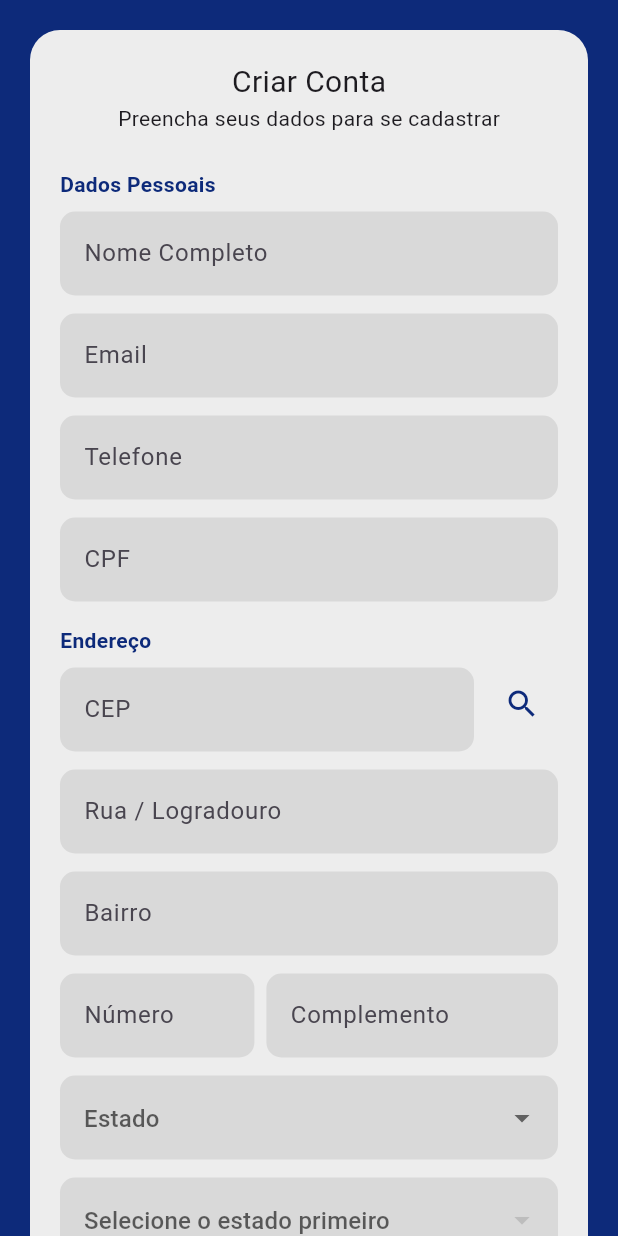
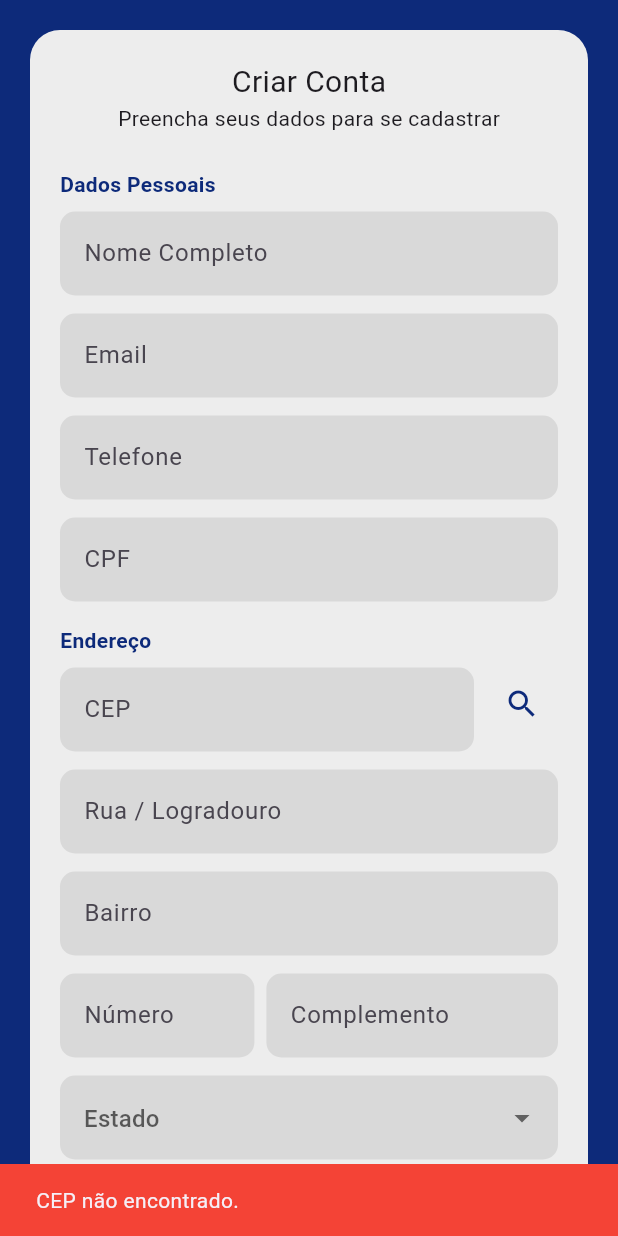
Before and after one commit to Tesch-MatheusG/BarraHotel_App01, a Flutter app: the SignupPage screen opened by its route, after a tap on the "search" icon, on a phone screen of 412 x 824 dp. Run offline on Flutter 3.47's test engine with Material 3 defaults, Android fonts, the light colour scheme and no system bars; our stand-ins replace cloud_firestore, firebase_auth, firebase_core, flutter_dotenv, mask_text_input_formatter; accounts and stored records are empty.

Commit message:
fix: corrigindo bug que travava app quando digitava o CEP errado.

```diff
--- a/src/lib/app/views/signup_page.dart
+++ b/src/lib/app/views/signup_page.dart
@@ -69,6 +69,17 @@ class _SignupPageState extends State<SignupPage> {
   bool _carregandoCep = false;
   bool _carregando = false;
 
+  void _mostrarCepNaoEncontrado() {
+    if (!mounted) return;
+
+    ScaffoldMessenger.of(context).showSnackBar(
+      const SnackBar(
+        content: Text('CEP não encontrado.'),
+        backgroundColor: Colors.red,
+      ),
+    );
+  }
+
   // Máscaras
   final _cpfMask = MaskTextInputFormatter(
     mask: '###.###.###-##',
@@ -96,6 +107,8 @@ class _SignupPageState extends State<SignupPage> {
         'https://servicodados.ibge.gov.br/api/v1/localidades/estados/$uf/municipios',
       ));
 
+      if (!mounted) return;
+
       if (response.statusCode == 200) {
         final List data = jsonDecode(response.body);
         setState(() {
@@ -103,18 +116,25 @@ class _SignupPageState extends State<SignupPage> {
         });
       }
     } catch (e) {
+      if (!mounted) return;
+
       ScaffoldMessenger.of(context).showSnackBar(
         const SnackBar(content: Text('Erro ao carregar municípios.')),
       );
     } finally {
-      setState(() => _carregandoMunicipios = false);
+      if (mounted) {
+        setState(() => _carregandoMunicipios = false);
+      }
     }
   }
 
   // Busca endereço pelo CEP via ViaCEP e preenche os campos automaticamente
   Future<void> _buscarCep(String cepDigitado) async {
     final cepLimpo = cepDigitado.replaceAll(RegExp(r'[^0-9]'), '');
-    if (cepLimpo.length != 8) return;
+    if (cepLimpo.length != 8) {
+      _mostrarCepNaoEncontrado();
+      return;
+    }
 
     setState(() => _carregandoCep = true);
 
@@ -122,17 +142,18 @@ class _SignupPageState extends State<SignupPage> {
       final response = await http.get(
         Uri.parse('https://viacep.com.br/ws/$cepLimpo/json/'),
       );
+      if (!mounted) return;
+
+      if (response.statusCode != 200) {
+        _mostrarCepNaoEncontrado();
+        return;
+      }
 
       if (response.statusCode == 200) {
         final data = jsonDecode(response.body);
 
-        if (data['erro'] == true) {
-          ScaffoldMessenger.of(context).showSnackBar(
-            const SnackBar(
-              content: Text('CEP não encontrado.'),
-              backgroundColor: Colors.red,
-            ),
-          );
+        if (data is! Map<String, dynamic> || data['erro'] == true) {
+          _mostrarCepNaoEncontrado();
           return;
         }
 
@@ -141,12 +162,22 @@ class _SignupPageState extends State<SignupPage> {
         bairro.text = data['bairro'] ?? '';
 
         // Seleciona o estado automaticamente
-        final uf = data['uf'] ?? '';
+        final uf = data['uf']?.toString() ?? '';
+        if (uf.isEmpty) {
+          _mostrarCepNaoEncontrado();
+          return;
+        }
         setState(() => _estadoSelecionado = uf);
 
         // Carrega e seleciona o município automaticamente
         await _carregarMunicipios(uf);
-        final cidade = data['localidade'] ?? '';
+        if (!mounted) return;
+
+        final cidade = data['localidade']?.toString() ?? '';
+        if (cidade.isEmpty) {
+          _mostrarCepNaoEncontrado();
+          return;
+        }
         setState(() => _municipioSelecionado = cidade);
 
         ScaffoldMessenger.of(context).showSnackBar(
@@ -157,11 +188,11 @@ class _SignupPageState extends State<SignupPage> {
         );
       }
     } catch (e) {
-      ScaffoldMessenger.of(context).showSnackBar(
-        const SnackBar(content: Text('Erro ao buscar CEP.')),
-      );
+      _mostrarCepNaoEncontrado();
     } finally {
-      setState(() => _carregandoCep = false);
+      if (mounted) {
+        setState(() => _carregandoCep = false);
+      }
     }
   }
 
```
Also changed, not shown: src/lib/app/views/editar_perfil_page.dart (+46 -7 lines).
